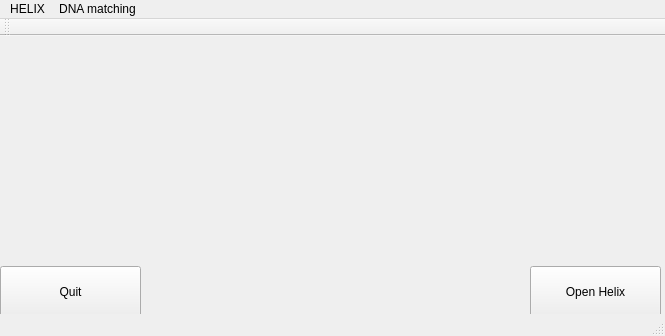
Qt form Helix/GUI/mainwindow.ui (evertheylen/TA_TO) before a commit.
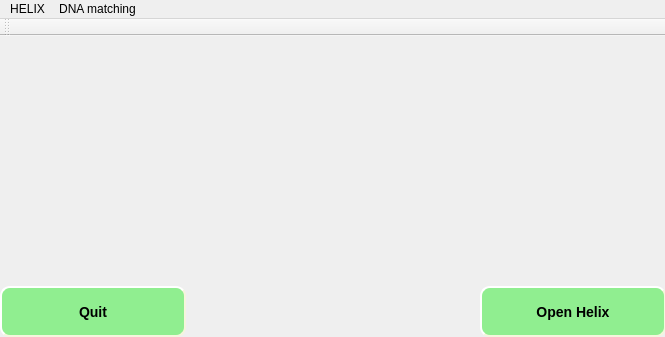
The same form after that commit. Icons and pictures are not drawn.

```diff
--- a/Helix/GUI/mainwindow.ui
+++ b/Helix/GUI/mainwindow.ui
@@ -7,9 +7,15 @@
     <x>0</x>
     <y>0</y>
     <width>665</width>
-    <height>336</height>
+    <height>337</height>
    </rect>
   </property>
+  <property name="maximumSize">
+   <size>
+    <width>16000</width>
+    <height>16000</height>
+   </size>
+  </property>
   <property name="windowTitle">
    <string>MainWindow</string>
   </property>
@@ -17,12 +23,22 @@
    <widget class="QPushButton" name="pushButton">
     <property name="geometry">
      <rect>
-      <x>530</x>
-      <y>230</y>
-      <width>131</width>
+      <x>480</x>
+      <y>250</y>
+      <width>186</width>
       <height>51</height>
      </rect>
     </property>
+    <property name="styleSheet">
+     <string notr="true">background-color: lightgreen;
+    border-style: outset;
+    border-width: 2px;
+    border-radius: 10px;
+    border-color: beige;
+    font: bold 14px;
+    min-width: 10em;
+    padding: 6px;</string>
+    </property>
     <property name="text">
      <string>Open Helix</string>
     </property>
@@ -31,11 +47,24 @@
     <property name="geometry">
      <rect>
       <x>0</x>
-      <y>230</y>
-      <width>141</width>
+      <y>250</y>
+      <width>186</width>
       <height>51</height>
      </rect>
     </property>
+    <property name="autoFillBackground">
+     <bool>false</bool>
+    </property>
+    <property name="styleSheet">
+     <string notr="true">background-color: lightgreen;
+    border-style: outset;
+    border-width: 2px;
+    border-radius: 10px;
+    border-color: beige;
+    font: bold 14px;
+    min-width: 10em;
+    padding: 6px;</string>
+    </property>
     <property name="text">
      <string>Quit</string>
     </property>
@@ -43,10 +72,10 @@
    <widget class="QLabel" name="label">
     <property name="geometry">
      <rect>
-      <x>220</x>
-      <y>60</y>
-      <width>231</width>
-      <height>111</height>
+      <x>140</x>
+      <y>30</y>
+      <width>381</width>
+      <height>171</height>
      </rect>
     </property>
     <property name="text">
@@ -90,7 +119,6 @@
     <bool>false</bool>
    </attribute>
   </widget>
-  <widget class="QStatusBar" name="statusBar"/>
  </widget>
  <layoutdefault spacing="6" margin="11"/>
  <resources>
```
